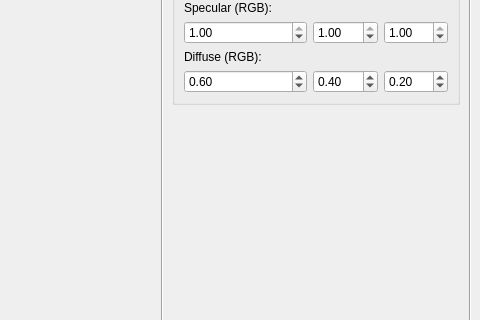
First picture: the form in ui/mainwindow.ui, repository timecop84/flocking_system, before the edit; both pictures show x 800 to 1280 and y 303 to 623 of the 1280 by 720 pixel window.
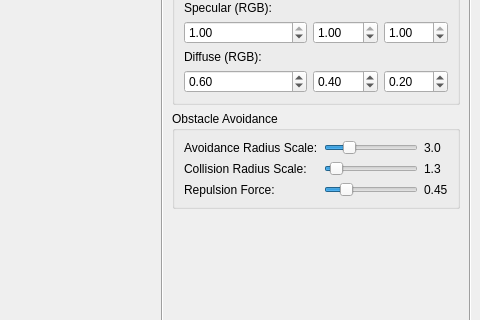
Second picture: the form after the edit. The open tabs and pages were chosen to show the change.

Commit message: UI-tunable obstacle avoidance, boid scale randomization, and improved realism

```diff
--- a/ui/mainwindow.ui
+++ b/ui/mainwindow.ui
@@ -517,6 +517,105 @@
           </layout>
          </widget>
         </item>
+        <item>
+         <widget class="QGroupBox" name="groupBox_obstacleAvoidance">
+          <property name="title">
+           <string>Obstacle Avoidance</string>
+          </property>
+          <layout class="QGridLayout" name="gridLayout_obstacleAvoidance">
+           <item row="0" column="0">
+            <widget class="QLabel" name="label_avoidanceRadius">
+             <property name="text">
+              <string>Avoidance Radius Scale:</string>
+             </property>
+            </widget>
+           </item>
+           <item row="0" column="1">
+            <widget class="QSlider" name="m_obstacleAvoidanceRadiusSlider">
+             <property name="minimum">
+              <number>10</number>
+             </property>
+             <property name="maximum">
+              <number>100</number>
+             </property>
+             <property name="value">
+              <number>30</number>
+             </property>
+             <property name="orientation">
+              <enum>Qt::Horizontal</enum>
+             </property>
+            </widget>
+           </item>
+           <item row="0" column="2">
+            <widget class="QLabel" name="m_obstacleAvoidanceRadiusValue">
+             <property name="text">
+              <string>3.0</string>
+             </property>
+            </widget>
+           </item>
+           <item row="1" column="0">
+            <widget class="QLabel" name="label_collisionRadius">
+             <property name="text">
+              <string>Collision Radius Scale:</string>
+             </property>
+            </widget>
+           </item>
+           <item row="1" column="1">
+            <widget class="QSlider" name="m_obstacleCollisionRadiusSlider">
+             <property name="minimum">
+              <number>10</number>
+             </property>
+             <property name="maximum">
+              <number>60</number>
+             </property>
+             <property name="value">
+              <number>13</number>
+             </property>
+             <property name="orientation">
+              <enum>Qt::Horizontal</enum>
+             </property>
+            </widget>
+           </item>
+           <item row="1" column="2">
+            <widget class="QLabel" name="m_obstacleCollisionRadiusValue">
+             <property name="text">
+              <string>1.3</string>
+             </property>
+            </widget>
+           </item>
+           <item row="2" column="0">
+            <widget class="QLabel" name="label_repulsionForce">
+             <property name="text">
+              <string>Repulsion Force:</string>
+             </property>
+            </widget>
+           </item>
+           <item row="2" column="1">
+            <widget class="QSlider" name="m_obstacleRepulsionForceSlider">
+             <property name="minimum">
+              <number>10</number>
+             </property>
+             <property name="maximum">
+              <number>200</number>
+             </property>
+             <property name="value">
+              <number>45</number>
+             </property>
+             <property name="orientation">
+              <enum>Qt::Horizontal</enum>
+             </property>
+            </widget>
+           </item>
+           <item row="2" column="2">
+            <widget class="QLabel" name="m_obstacleRepulsionForceValue">
+             <property name="text">
+              <string>0.45</string>
+             </property>
+            </widget>
+           </item>
+          </layout>
+         </widget>
+        </item>
         <item>
          <spacer name="verticalSpacer_2">
           <property name="orientation">
```
The commit also changes 8 other files.
